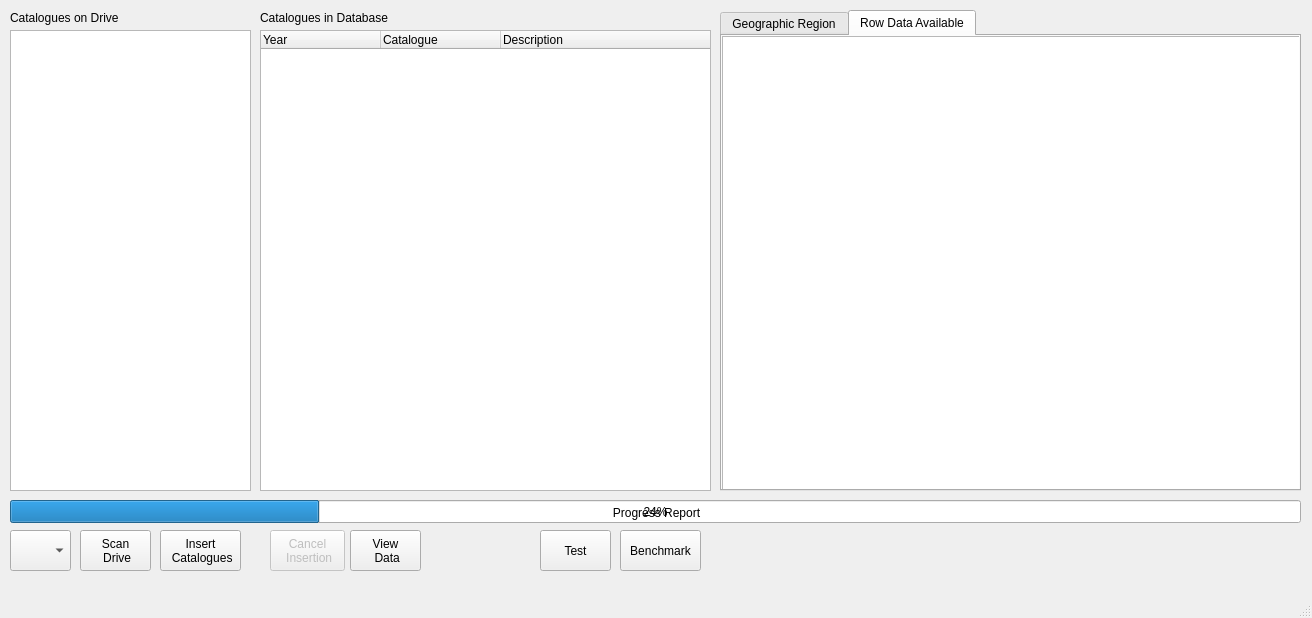
JBs197/GUI, file SCDAgui/mainwindow.ui: the form before one commit.
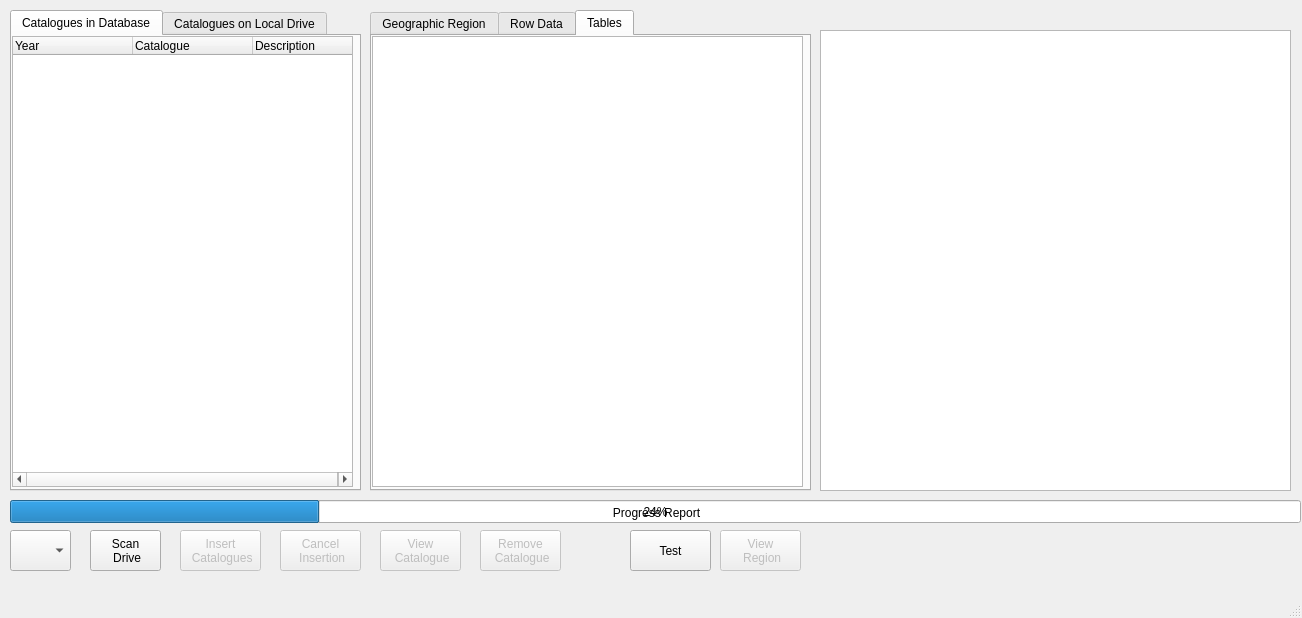
The form after the commit.

Diff of the .ui file:
```diff
--- a/SCDAgui/mainwindow.ui
+++ b/SCDAgui/mainwindow.ui
@@ -6,7 +6,7 @@
    <rect>
     <x>0</x>
     <y>0</y>
-    <width>1312</width>
+    <width>1302</width>
     <height>618</height>
    </rect>
   </property>
@@ -14,44 +14,6 @@
    <string>MainWindow</string>
   </property>
   <widget class="QWidget" name="centralwidget">
-   <widget class="QTreeWidget" name="TW_cataondrive">
-    <property name="geometry">
-     <rect>
-      <x>10</x>
-      <y>30</y>
-      <width>241</width>
-      <height>461</height>
-     </rect>
-    </property>
-    <property name="alternatingRowColors">
-     <bool>false</bool>
-    </property>
-    <property name="selectionMode">
-     <enum>QAbstractItemView::MultiSelection</enum>
-    </property>
-    <property name="iconSize">
-     <size>
-      <width>2</width>
-      <height>2</height>
-     </size>
-    </property>
-    <property name="columnCount">
-     <number>2</number>
-    </property>
-    <attribute name="headerVisible">
-     <bool>false</bool>
-    </attribute>
-    <column>
-     <property name="text">
-      <string>Year</string>
-     </property>
-    </column>
-    <column>
-     <property name="text">
-      <string>Catalogue</string>
-     </property>
-    </column>
-   </widget>
    <widget class="QComboBox" name="cB_drives">
     <property name="geometry">
      <rect>
@@ -65,7 +27,7 @@
    <widget class="QPushButton" name="pB_scan">
     <property name="geometry">
      <rect>
-      <x>80</x>
+      <x>90</x>
       <y>530</y>
       <width>71</width>
       <height>41</height>
@@ -77,9 +39,12 @@
     </property>
    </widget>
    <widget class="QPushButton" name="pB_insert">
+    <property name="enabled">
+     <bool>false</bool>
+    </property>
     <property name="geometry">
      <rect>
-      <x>160</x>
+      <x>180</x>
       <y>530</y>
       <width>81</width>
       <height>41</height>
@@ -93,9 +58,9 @@
    <widget class="QPushButton" name="pB_test">
     <property name="geometry">
      <rect>
-      <x>540</x>
+      <x>630</x>
       <y>530</y>
-      <width>71</width>
+      <width>81</width>
       <height>41</height>
      </rect>
     </property>
@@ -116,79 +81,6 @@
      <number>24</number>
     </property>
    </widget>
-   <widget class="QPushButton" name="pB_benchmark">
-    <property name="geometry">
-     <rect>
-      <x>620</x>
-      <y>530</y>
-      <width>81</width>
-      <height>41</height>
-     </rect>
-    </property>
-    <property name="text">
-     <string>Benchmark</string>
-    </property>
-   </widget>
-   <widget class="QTreeWidget" name="TW_cataindb">
-    <property name="geometry">
-     <rect>
-      <x>260</x>
-      <y>30</y>
-      <width>451</width>
-      <height>461</height>
-     </rect>
-    </property>
-    <property name="mouseTracking">
-     <bool>false</bool>
-    </property>
-    <property name="wordWrap">
-     <bool>true</bool>
-    </property>
-    <attribute name="headerDefaultSectionSize">
-     <number>120</number>
-    </attribute>
-    <column>
-     <property name="text">
-      <string>Year</string>
-     </property>
-    </column>
-    <column>
-     <property name="text">
-      <string>Catalogue</string>
-     </property>
-    </column>
-    <column>
-     <property name="text">
-      <string>Description</string>
-     </property>
-    </column>
-   </widget>
-   <widget class="QLabel" name="label">
-    <property name="geometry">
-     <rect>
-      <x>10</x>
-      <y>10</y>
-      <width>241</width>
-      <height>16</height>
-     </rect>
-    </property>
-    <property name="text">
-     <string>Catalogues on Drive</string>
-    </property>
-   </widget>
-   <widget class="QLabel" name="label_2">
-    <property name="geometry">
-     <rect>
-      <x>260</x>
-      <y>10</y>
-      <width>211</width>
-      <height>16</height>
-     </rect>
-    </property>
-    <property name="text">
-     <string>Catalogues in Database</string>
-    </property>
-   </widget>
    <widget class="QLabel" name="QL_bar">
     <property name="geometry">
      <rect>
@@ -208,14 +100,14 @@
    <widget class="QTabWidget" name="tabW_results">
     <property name="geometry">
      <rect>
-      <x>720</x>
+      <x>370</x>
       <y>10</y>
-      <width>581</width>
+      <width>441</width>
       <height>481</height>
      </rect>
     </property>
     <property name="currentIndex">
-     <number>1</number>
+     <number>2</number>
     </property>
     <widget class="QWidget" name="GID">
      <attribute name="title">
@@ -234,32 +126,50 @@
     </widget>
     <widget class="QWidget" name="Rows">
      <attribute name="title">
-      <string>Row Data Available</string>
+      <string>Row Data</string>
      </attribute>
      <widget class="QListWidget" name="Rows_list">
       <property name="geometry">
        <rect>
         <x>0</x>
         <y>0</y>
-        <width>581</width>
-        <height>461</height>
+        <width>431</width>
+        <height>451</height>
+       </rect>
+      </property>
+     </widget>
+    </widget>
+    <widget class="QWidget" name="Tables">
+     <attribute name="title">
+      <string>Tables</string>
+     </attribute>
+     <widget class="QListWidget" name="Tables_list">
+      <property name="geometry">
+       <rect>
+        <x>0</x>
+        <y>0</y>
+        <width>431</width>
+        <height>451</height>
        </rect>
       </property>
      </widget>
     </widget>
    </widget>
    <widget class="QPushButton" name="pB_viewdata">
+    <property name="enabled">
+     <bool>false</bool>
+    </property>
     <property name="geometry">
      <rect>
-      <x>350</x>
+      <x>380</x>
       <y>530</y>
-      <width>71</width>
+      <width>81</width>
       <height>41</height>
      </rect>
     </property>
     <property name="text">
      <string>View 
- Data</string>
+ Catalogue</string>
     </property>
    </widget>
    <widget class="QPushButton" name="pB_cancel">
@@ -268,9 +178,9 @@
     </property>
     <property name="geometry">
      <rect>
-      <x>270</x>
+      <x>280</x>
       <y>530</y>
-      <width>75</width>
+      <width>81</width>
       <height>41</height>
      </rect>
     </property>
@@ -279,6 +189,155 @@
  Insertion</string>
     </property>
    </widget>
+   <widget class="QTabWidget" name="tabW_catalogues">
+    <property name="geometry">
+     <rect>
+      <x>10</x>
+      <y>10</y>
+      <width>351</width>
+      <height>481</height>
+     </rect>
+    </property>
+    <property name="currentIndex">
+     <number>0</number>
+    </property>
+    <widget class="QWidget" name="catas_db">
+     <attribute name="title">
+      <string>Catalogues in Database</string>
+     </attribute>
+     <widget class="QTreeWidget" name="TW_cataindb">
+      <property name="geometry">
+       <rect>
+        <x>0</x>
+        <y>0</y>
+        <width>341</width>
+        <height>451</height>
+       </rect>
+      </property>
+      <property name="mouseTracking">
+       <bool>false</bool>
+      </property>
+      <property name="wordWrap">
+       <bool>true</bool>
+      </property>
+      <attribute name="headerDefaultSectionSize">
+       <number>120</number>
+      </attribute>
+      <column>
+       <property name="text">
+        <string>Year</string>
+       </property>
+      </column>
+      <column>
+       <property name="text">
+        <string>Catalogue</string>
+       </property>
+      </column>
+      <column>
+       <property name="text">
+        <string>Description</string>
+       </property>
+      </column>
+     </widget>
+    </widget>
+    <widget class="QWidget" name="catas_drive">
+     <attribute name="title">
+      <string>Catalogues on Local Drive</string>
+     </attribute>
+     <widget class="QTreeWidget" name="TW_cataondrive">
+      <property name="geometry">
+       <rect>
+        <x>0</x>
+        <y>0</y>
+        <width>341</width>
+        <height>451</height>
+       </rect>
+      </property>
+      <property name="alternatingRowColors">
+       <bool>false</bool>
+      </property>
+      <property name="selectionMode">
+       <enum>QAbstractItemView::MultiSelection</enum>
+      </property>
+      <property name="iconSize">
+       <size>
+        <width>2</width>
+        <height>2</height>
+       </size>
+      </property>
+      <property name="columnCount">
+       <number>2</number>
+      </property>
+      <column>
+       <property name="text">
+        <string>Year</string>
+       </property>
+      </column>
+      <column>
+       <property name="text">
+        <string>Catalogue</string>
+       </property>
+      </column>
+     </widget>
+    </widget>
+   </widget>
+   <widget class="QPushButton" name="pB_region">
+    <property name="enabled">
+     <bool>false</bool>
+    </property>
+    <property name="geometry">
+     <rect>
+      <x>720</x>
+      <y>530</y>
+      <width>81</width>
+      <height>41</height>
+     </rect>
+    </property>
+    <property name="text">
+     <string>View 
+ Region</string>
+    </property>
+   </widget>
+   <widget class="QTableView" name="tV_results">
+    <property name="geometry">
+     <rect>
+      <x>820</x>
+      <y>30</y>
+      <width>471</width>
+      <height>461</height>
+     </rect>
+    </property>
+   </widget>
+   <widget class="QPushButton" name="pB_removecata">
+    <property name="enabled">
+     <bool>false</bool>
+    </property>
+    <property name="geometry">
+     <rect>
+      <x>480</x>
+      <y>530</y>
+      <width>81</width>
+      <height>41</height>
+     </rect>
+    </property>
+    <property name="text">
+     <string>Remove 
+ Catalogue</string>
+    </property>
+   </widget>
+   <zorder>cB_drives</zorder>
+   <zorder>pB_scan</zorder>
+   <zorder>pB_insert</zorder>
+   <zorder>pB_test</zorder>
+   <zorder>progressBar</zorder>
+   <zorder>QL_bar</zorder>
+   <zorder>pB_viewdata</zorder>
+   <zorder>pB_cancel</zorder>
+   <zorder>tabW_catalogues</zorder>
+   <zorder>pB_region</zorder>
+   <zorder>tV_results</zorder>
+   <zorder>tabW_results</zorder>
+   <zorder>pB_removecata</zorder>
   </widget>
   <widget class="QMenuBar" name="menubar">
    <property name="geometry">
```
Left out of the diff: 8 changed lines with no effect on the pictures.
